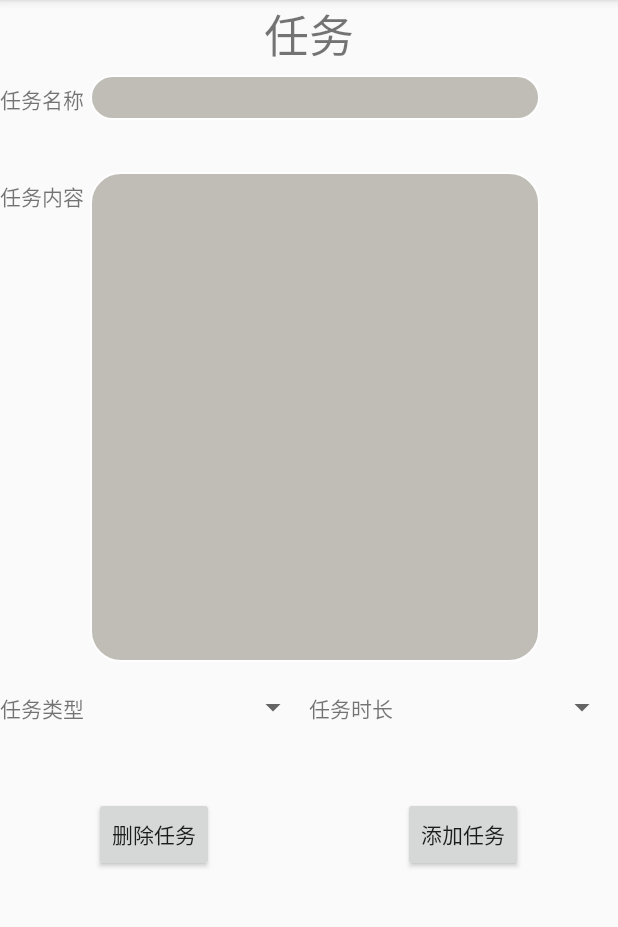
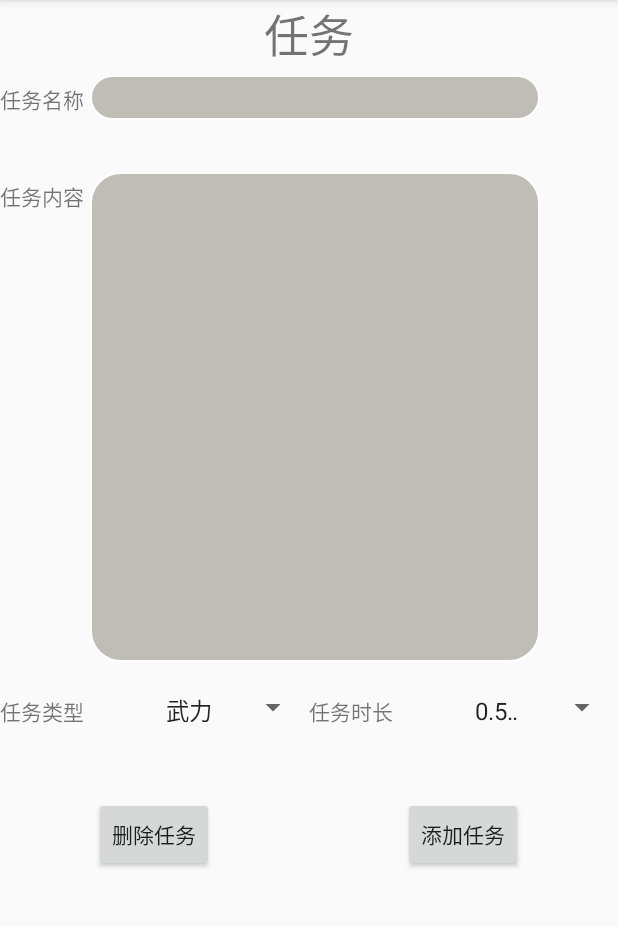
Before and after one commit to yangant/PUapp, an Android app: the TaskActivity screen opened directly, with no data from a screen before it, on a phone screen of 412 x 824 dp, the part 84-1011 px from its top. Run offline under Robolectric (Android 15) with nearby library versions, the phone set to English and light mode, and no system bars.

Commit message:
add code

```diff
--- a/app/src/main/java/com/example/administrator/powerup/TaskActivity.java
+++ b/app/src/main/java/com/example/administrator/powerup/TaskActivity.java
@@ -1,13 +1,40 @@
 package com.example.administrator.powerup;
 
+import android.content.Intent;
 import android.support.v7.app.AppCompatActivity;
 import android.os.Bundle;
+import android.util.Log;
+import android.view.View;
+import android.widget.Spinner;
+import android.widget.AdapterView.OnItemSelectedListener;
+import android.widget.AdapterView;
+import android.widget.TextView;
+import android.widget.Toast;
 
 public class TaskActivity extends AppCompatActivity {
 
+    private TextView tname_input;
+    private TextView tcontent_input;
+    private int style;
+    private int duration;
+    private Task newTask = new Task();
     @Override
     protected void onCreate(Bundle savedInstanceState) {
         super.onCreate(savedInstanceState);
         setContentView(R.layout.activity_task);
+        Spinner spinner_style = (Spinner) findViewById(R.id.spinner_style);
+        Spinner spinner_duration = (Spinner) findViewById(R.id.spinner_duration);
+        tname_input = (TextView) findViewById(R.id.tname_input);
+        tcontent_input = (TextView) findViewById(R.id.tcontent_input);
+    }
+
+    public void addNewTask(View view) {
+        newTask.setTask_name(tname_input.getText().toString());
+        newTask.setTask_content(tcontent_input.getText().toString());
+        newTask.setTask_duration(duration);
+        newTask.setTask_style(style);
+        LogInActivity.myPlayer.addTask(newTask);
+        Intent intent = new Intent(TaskActivity.this, MainActivity.class);
+        startActivity(intent);
     }
 }
--- a/app/src/main/res/layout/activity_task.xml
+++ b/app/src/main/res/layout/activity_task.xml
@@ -31,6 +31,7 @@
                 android:layout_marginTop="5dp"/>
 
             <EditText
+                android:id="@+id/tname_input"
                 android:layout_width="300dp"
                 android:layout_height="30dp"
                 android:background="@drawable/editbox"/>
@@ -50,6 +51,7 @@
                 android:layout_marginTop="5dp"/>
 
             <EditText
+                android:id="@+id/tcontent_input"
                 android:layout_width="300dp"
                 android:layout_height="match_parent"
                 android:background="@drawable/editbox"/>
@@ -81,10 +83,12 @@
                         android:layout_marginTop="20dp"/>
 
                     <Spinner
+                        android:id="@+id/spinner_style"
                         android:layout_width="0dp"
                         android:layout_weight="1"
                         android:layout_height="20dp"
-                        android:layout_marginTop="20dp"></Spinner>
+                        android:layout_marginTop="20dp"
+                        android:entries="@array/task_style"></Spinner>
 
                 </LinearLayout>
 
@@ -115,17 +119,21 @@
                         android:layout_marginTop="20dp"/>
 
                     <Spinner
+                        android:id="@+id/spinner_duration"
                         android:layout_width="0dp"
                         android:layout_weight="1"
                         android:layout_height="20dp"
-                        android:layout_marginTop="20dp"></Spinner>
+                        android:layout_marginTop="20dp"
+                        android:entries="@array/task_duration"></Spinner>
 
                 </LinearLayout>
 
                 <Button
+                    android:id="@+id/add_button"
                     android:layout_width="80dp"
                     android:layout_height="50dp"
                     android:layout_gravity="center"
+                    android:onClick="addNewTask"
                     android:text="添加任务"/>
 
             </LinearLayout>
--- /dev/null
+++ b/app/src/main/res/values/spinnerdata.xml
@@ -0,0 +1,14 @@
+<?xml version="1.0" encoding="utf-8"?>
+<resources>
+    <string-array name="task_style">
+        <item>武力</item>
+        <item>智力 </item>
+        <item>魅力</item>
+    </string-array>
+    <string-array name="task_duration">
+        <item>0.5小时</item>
+        <item>1小时</item>
+        <item>1.5小时</item>
+        <item>2小时</item>
+    </string-array>
+</resources>
```
Also changed, not shown: app/src/main/res/values/array.xml (added, +10 -0 lines).
